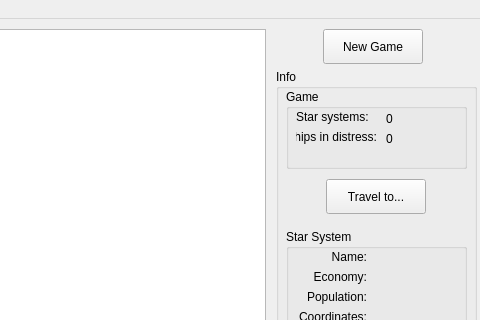
The window that GalaxyGame/Student/mainwindow.ui (ado130/GalaxyGame) describes before a commit, drawn with Qt 5; both pictures show x 544 to 1024 and y 0 to 320 of the 1024 by 670 pixel window.
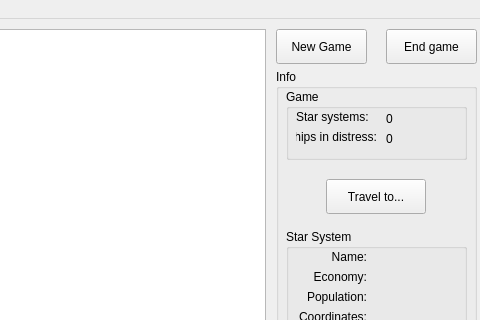
The same window after the commit. Icons and pictures are not drawn.

The edit to the form file:
```diff
--- a/GalaxyGame/Student/mainwindow.ui
+++ b/GalaxyGame/Student/mainwindow.ui
@@ -64,9 +64,9 @@
    <widget class="QPushButton" name="pbNewGame">
     <property name="geometry">
      <rect>
-      <x>867</x>
+      <x>820</x>
       <y>10</y>
-      <width>100</width>
+      <width>91</width>
       <height>35</height>
      </rect>
     </property>
@@ -265,7 +265,7 @@
        <x>10</x>
        <y>20</y>
        <width>181</width>
-       <height>80</height>
+       <height>71</height>
       </rect>
      </property>
      <property name="title">
@@ -457,6 +457,19 @@
      </property>
     </widget>
    </widget>
+   <widget class="QPushButton" name="pbEndGame">
+    <property name="geometry">
+     <rect>
+      <x>930</x>
+      <y>10</y>
+      <width>91</width>
+      <height>35</height>
+     </rect>
+    </property>
+    <property name="text">
+     <string>End game</string>
+    </property>
+   </widget>
   </widget>
   <widget class="QMenuBar" name="menubar">
    <property name="geometry">
```
